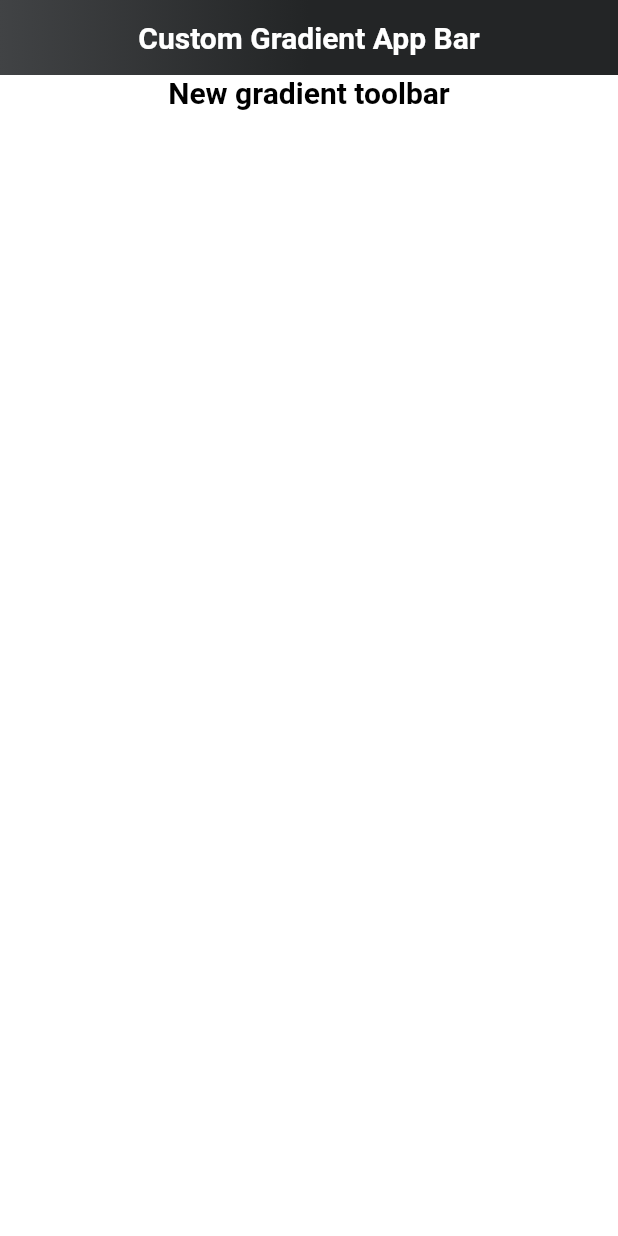
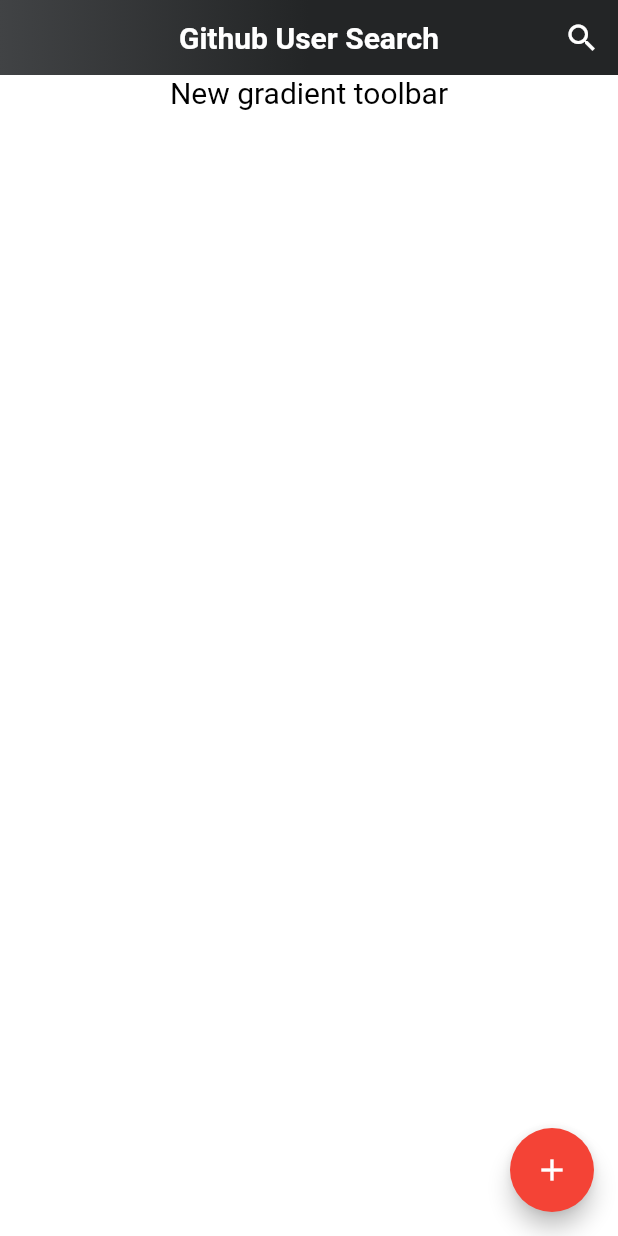
Before and after one commit to rohitgupta1694/FlutterGithubUserSearch, a Flutter app: the screen it shows after launch, on a phone screen of 412 x 824 dp. Run offline on Flutter 3.47's test engine with Material 2 defaults, Android fonts, the phone set to English and light mode, and no system bars.

```diff
--- a/lib/customwidgets/gradient_app_bar.dart
+++ b/lib/customwidgets/gradient_app_bar.dart
@@ -1,27 +1,47 @@
 import 'package:flutter/material.dart';
 
-class GradientAppBar extends StatelessWidget {
+class GradientAppBar extends StatefulWidget {
+  GradientAppBar({Key key, this.title}) : super(key: key);
+  final String title;
 
-  final String title;
+  @override
+  _GradientAppBarState createState() => _GradientAppBarState();
+}
+
+class _GradientAppBarState extends State<GradientAppBar> {
   final double barHeight = 50.0;
-
-  GradientAppBar(this.title);
 
   @override
   Widget build(BuildContext context) {
-    final double statusBarHeight = MediaQuery
-        .of(context)
-        .padding
-        .top;
-
-    return new Container(
+    final double statusBarHeight = MediaQuery.of(context).padding.top;
+    return Container(
       padding: new EdgeInsets.only(top: statusBarHeight),
       height: statusBarHeight + barHeight,
-      child: new Center(
-        child: new Text(
-          title,
-          style: new TextStyle(fontSize: 20.0, color: Colors.white, fontWeight: FontWeight.bold),
-        ),
+      child: Row(
+        mainAxisAlignment: MainAxisAlignment.spaceBetween,
+        children: <Widget>[
+          Container(
+            child: Text(""),
+          ),
+          Container(
+            child: Padding(
+              padding: const EdgeInsets.only(left: 48.0),
+              child: Text(
+                widget.title,
+                style: new TextStyle(
+                    fontSize: 20.0,
+                    color: Colors.white,
+                    fontWeight: FontWeight.w600),
+              ),
+            ),
+          ),
+          IconButton(
+            icon: Icon(Icons.search),
+            tooltip: 'Search',
+            color: Colors.white,
+            onPressed: () {}, // null disables the button
+          )
+        ],
       ),
       decoration: new BoxDecoration(
         gradient: new LinearGradient(
@@ -29,9 +49,25 @@ class GradientAppBar extends StatelessWidget {
             begin: const FractionalOffset(0.0, 0.0),
             end: const FractionalOffset(0.5, 0.0),
             stops: [0.0, 1.0],
-            tileMode: TileMode.clamp
-        ),
+            tileMode: TileMode.clamp),
       ),
     );
   }
 }
+
+/*
+
+child: Row(
+mainAxisAlignment: MainAxisAlignment.end,
+children: <Widget>[
+Padding(
+padding: const EdgeInsets.symmetric(vertical: 0.0, horizontal: 64.0),
+child: Text(
+widget.title,
+style: new TextStyle(fontSize: 20.0, color: Colors.white, fontWeight: FontWeight.bold),
+),
+),
+
+
+],
+)*/
--- a/lib/main.dart
+++ b/lib/main.dart
@@ -1,7 +1,7 @@
 import 'package:flutter/foundation.dart';
 import 'package:flutter/material.dart';
+import 'package:flutter/services.dart';
 import 'package:github_user_search_flutter/customwidgets/gradient_app_bar.dart';
-import 'package:github_user_search_flutter/utils/platform_adaptive.dart';
 
 void main() => runApp(new MyApp());
 
@@ -11,17 +11,16 @@ class MyApp extends StatelessWidget {
   Widget build(BuildContext context) {
     return new MaterialApp(
       title: 'Flutter Demo',
-      theme: defaultTargetPlatform == TargetPlatform.iOS
-          ? kIOSTheme
-          : kDefaultTheme,
-      home: new MyHomePage(title: 'Flutter Demo'),
+      theme: ThemeData(
+        primarySwatch: Colors.red,
+      ),
+      home: new MyHomePage(),
     );
   }
 }
 
 class MyHomePage extends StatefulWidget {
-  MyHomePage({Key key, this.title}) : super(key: key);
-  final String title;
+  MyHomePage({Key key}) : super(key: key);
 
   @override
   _MyHomePageState createState() => new _MyHomePageState();
@@ -30,18 +29,25 @@ class MyHomePage extends StatefulWidget {
 class _MyHomePageState extends State<MyHomePage> {
   @override
   Widget build(BuildContext context) {
+    SystemChrome.setSystemUIOverlayStyle(SystemUiOverlayStyle.light);
     return new Scaffold(
-      body:  Column(
+      backgroundColor: Colors.white,
+      body: Column(
         children: <Widget>[
-            new GradientAppBar("Custom Gradient App Bar"),
+          new GradientAppBar(title: "Github User Search"),
           Text(
             "New gradient toolbar",
             style: new TextStyle(
                 fontSize: 20.0,
                 color: Colors.black,
-                  fontWeight: FontWeight.bold),
-            )
+                fontWeight: FontWeight.w400),
+          ),
         ],
+      ),
+      floatingActionButton: new FloatingActionButton(
+        onPressed: null,
+        tooltip: 'Increment',
+        child: new Icon(Icons.add),
       ),
     );
     /*return new Scaffold(
```
Lines whose indentation alone changed are shown as unchanged.
